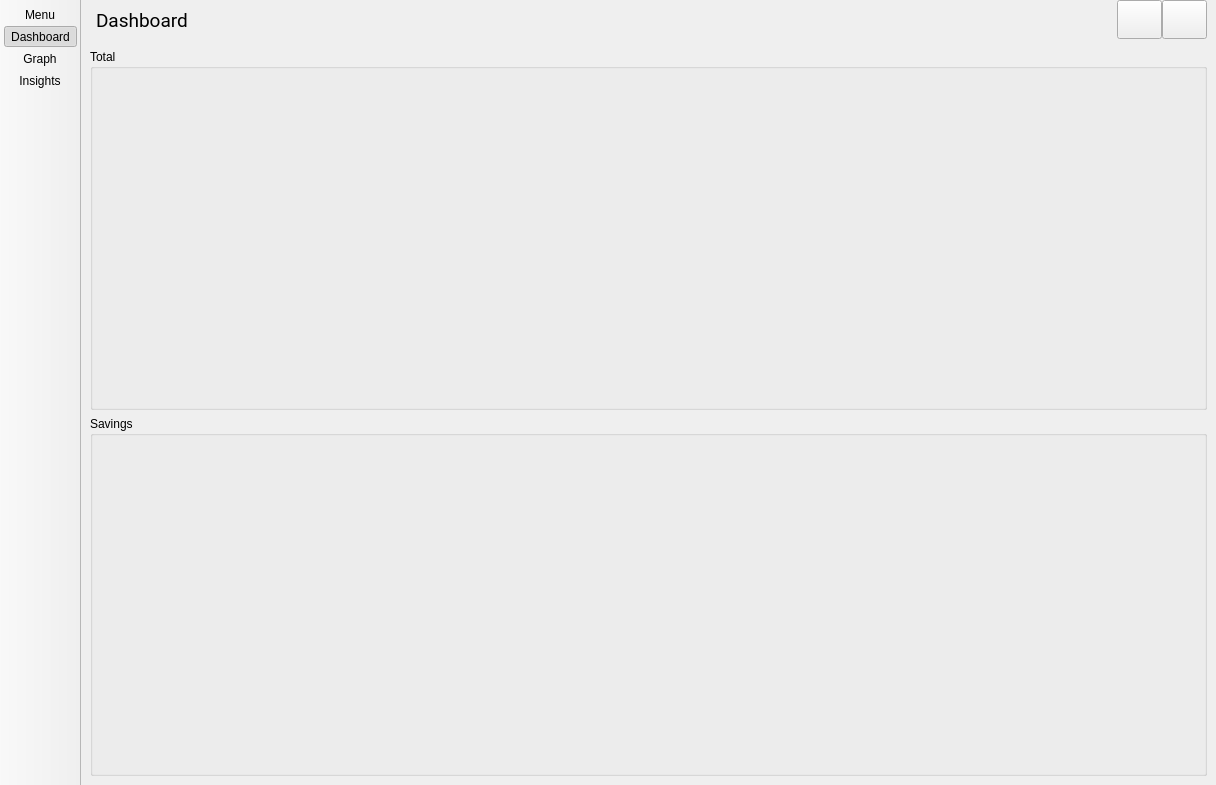
Old version of the form skeletons/MainWindow.ui in the repository opierre/Budgetter.
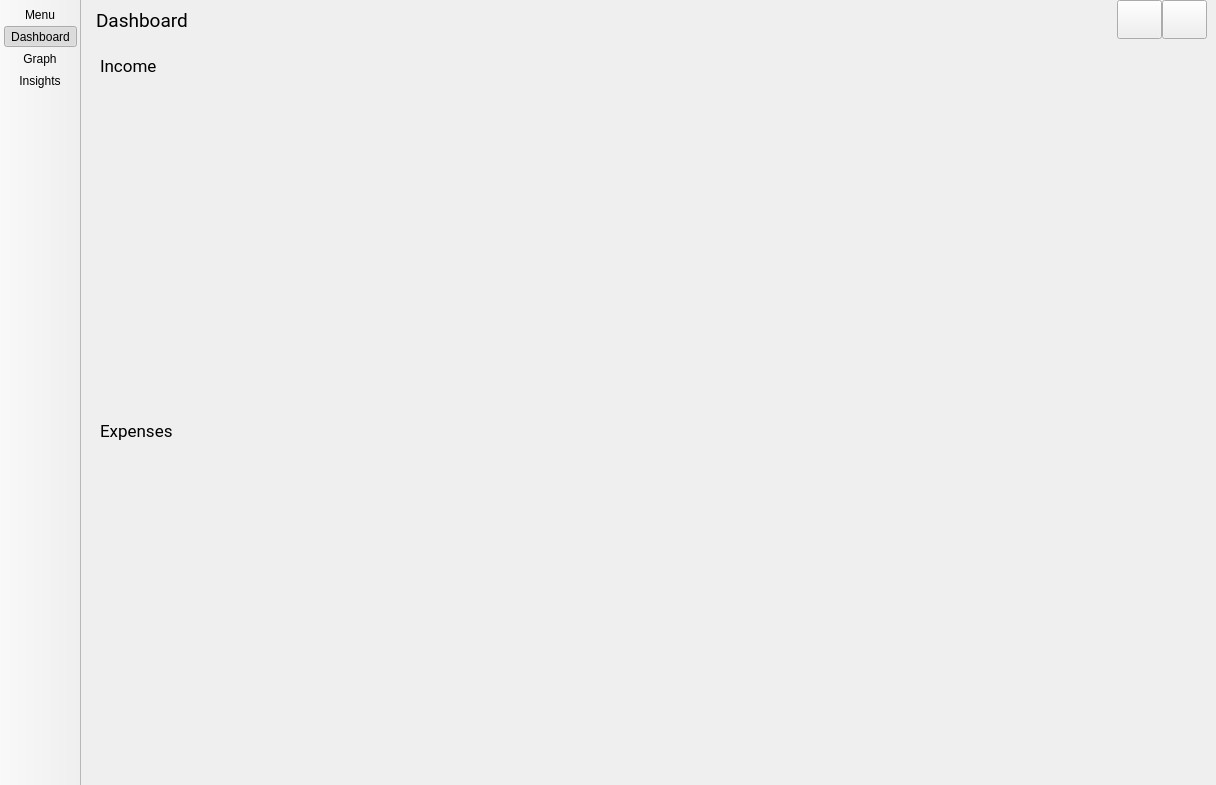
New version of the form. The open tabs and pages were chosen to show the change. Icons and pictures are not drawn. Custom widgets are drawn as their Qt base class.

Commit message: Update second page for graphs

What changed in the file:
```diff
--- a/skeletons/MainWindow.ui
+++ b/skeletons/MainWindow.ui
@@ -1345,18 +1345,63 @@
       </widget>
       <widget class="QWidget" name="page_2">
        <layout class="QGridLayout" name="gridLayout_3">
-        <item row="0" column="0">
-         <widget class="QGroupBox" name="total">
-          <property name="title">
-           <string>Total</string>
-          </property>
-         </widget>
-        </item>
+        <property name="leftMargin">
+         <number>15</number>
+        </property>
+        <property name="topMargin">
+         <number>15</number>
+        </property>
+        <property name="rightMargin">
+         <number>15</number>
+        </property>
+        <property name="bottomMargin">
+         <number>15</number>
+        </property>
+        <property name="verticalSpacing">
+         <number>15</number>
+        </property>
         <item row="1" column="0">
-         <widget class="QGroupBox" name="savingsaa">
-          <property name="title">
-           <string>Savings</string>
+         <widget class="Container" name="expenses">
+          <property name="font">
+           <font>
+            <family>Roboto</family>
+            <pointsize>13</pointsize>
+           </font>
           </property>
+          <property name="features">
+           <set>QDockWidget::NoDockWidgetFeatures</set>
+          </property>
+          <property name="allowedAreas">
+           <set>Qt::NoDockWidgetArea</set>
+          </property>
+          <property name="windowTitle">
+           <string>Expenses</string>
+          </property>
+          <widget class="QWidget" name="dockWidgetContents_23">
+           <layout class="QGridLayout" name="gridLayout_43"/>
+          </widget>
+         </widget>
+        </item>
+        <item row="0" column="0">
+         <widget class="Container" name="income">
+          <property name="font">
+           <font>
+            <family>Roboto</family>
+            <pointsize>13</pointsize>
+           </font>
+          </property>
+          <property name="features">
+           <set>QDockWidget::NoDockWidgetFeatures</set>
+          </property>
+          <property name="allowedAreas">
+           <set>Qt::NoDockWidgetArea</set>
+          </property>
+          <property name="windowTitle">
+           <string>Income</string>
+          </property>
+          <widget class="QWidget" name="dockWidgetContents_231">
+           <layout class="QGridLayout" name="gridLayout_431"/>
+          </widget>
          </widget>
         </item>
        </layout>
```
Left out of the diff: 4 changed lines with no effect on the pictures. The commit also changes 2 other files.
